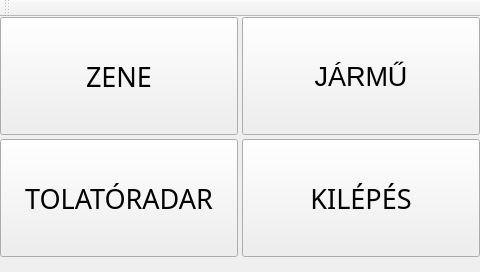
The window that BBBgui/mainwindow.ui (Hagur/BBBgui) describes before a commit, drawn with Qt 5.
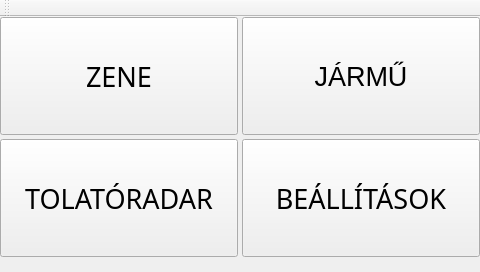
The same window after the commit.

Diff of the .ui file:
```diff
--- a/BBBgui/mainwindow.ui
+++ b/BBBgui/mainwindow.ui
@@ -49,7 +49,7 @@
      </font>
     </property>
     <property name="text">
-     <string>KILÉPÉS</string>
+     <string>BEÁLLÍTÁSOK</string>
     </property>
    </widget>
    <widget class="QPushButton" name="radarButton">
```
Left out of the diff: 2 changed lines with no effect on the pictures.
